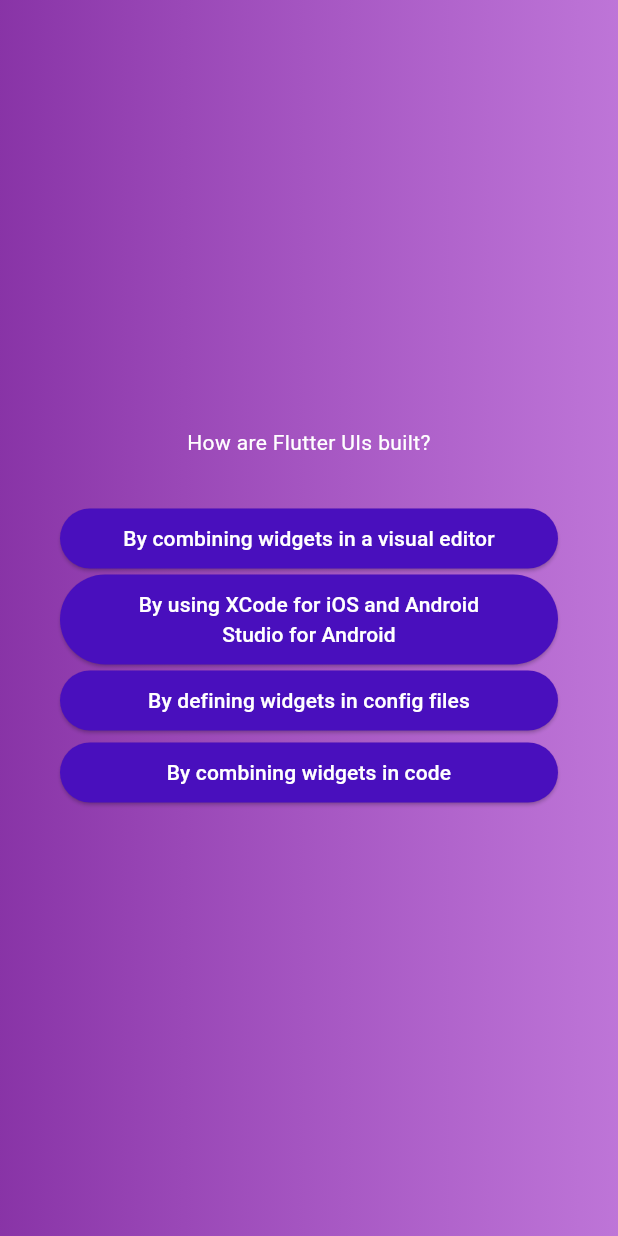
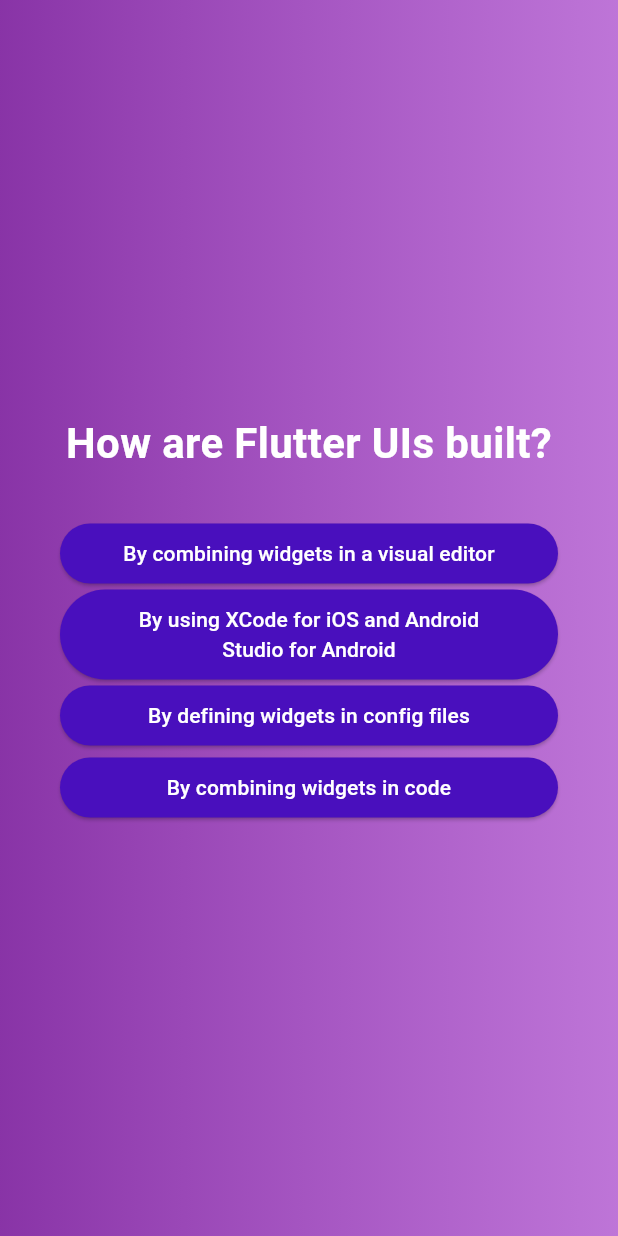
Before and after one commit to loremm34/quiz_app, a Flutter app: the screen it shows after launch, after a tap on "Start quiz!", after a tap on "Components", on a phone screen of 412 x 824 dp. Run offline on Flutter 3.47's test engine with Material 3 defaults, Android fonts, the phone set to English and light mode, and no system bars; our stand-ins replace google_fonts; Roboto replaces fonts that are missing (Asap).

```diff
--- a/quiz/lib/answer_button.dart
+++ b/quiz/lib/answer_button.dart
@@ -1,7 +1,8 @@
 import "package:flutter/material.dart";
+import 'package:google_fonts/google_fonts.dart';
 
 class AnswerButton extends StatelessWidget {
-  const AnswerButton({required this.answerText,required this.onTap, super.key});
+  const AnswerButton({required this.answerText, required this.onTap, super.key});
 
   final String answerText;
   final void Function() onTap;
--- a/quiz/lib/questions_screen.dart
+++ b/quiz/lib/questions_screen.dart
@@ -1,9 +1,12 @@
 import 'package:flutter/material.dart';
+import 'package:google_fonts/google_fonts.dart';
 import 'package:quiz/answer_button.dart';
 import 'package:quiz/data/questions.dart';
 
 class QuestionsScreen extends StatefulWidget {
-  QuestionsScreen({super.key});
+  QuestionsScreen({required this.onSelectedAnswer, super.key});
+
+  final void Function(String answer) onSelectedAnswer;
 
   @override
   State<QuestionsScreen> createState() {
@@ -14,9 +17,8 @@ class QuestionsScreen extends StatefulWidget {
 class _QuiestionsScreen extends State<QuestionsScreen> {
   var currentQuestionIndex = 0;
 
-  void answerQuestion() {
-    // currentQuestionIndex = currentQuestionIndex + 1;
-    // currentQuestionIndex += 1;
+  void answerQuestion(String answer) {
+    widget.onSelectedAnswer(answer);
     setState(() {
       currentQuestionIndex += 1; // increments the value by 1
     });
@@ -36,8 +38,10 @@ class _QuiestionsScreen extends State<QuestionsScreen> {
           children: [
             Text(
               currentQuestion.text,
-              style: const TextStyle(
+              style: GoogleFonts.asap(
                 color: Colors.white,
+                fontSize: 28,
+                fontWeight: FontWeight.bold
               ),
               textAlign: TextAlign.center,
             ),
@@ -45,7 +49,9 @@ class _QuiestionsScreen extends State<QuestionsScreen> {
             ...currentQuestion.getShuffledAnswers().map((answer) {
               return AnswerButton(
                 answerText: answer,
-                onTap: answerQuestion,
+                onTap: () {
+                  answerQuestion(answer);
+                },
               );
             })
           ],
--- a/quiz/lib/quiz.dart
+++ b/quiz/lib/quiz.dart
@@ -1,7 +1,8 @@
 import "package:flutter/material.dart";
 import 'package:quiz/questions_screen.dart';
 import 'package:quiz/start_screen.dart';
-
+import 'package:quiz/data/questions.dart';
+import 'package:quiz/result_screen.dart';
 class Quiz extends StatefulWidget {
   Quiz({super.key});
 
@@ -14,13 +15,10 @@ class Quiz extends StatefulWidget {
 class _Quiz extends State<Quiz> {
   // Widget? activeScreen;
 
+
+  List<String> selectedAnswers = [];
+
   var activeScreen = "start-screen";
-
-  // @override
-  // void initState() {
-  //   super.initState();
-  //   activeScreen = StartScreen(switchScreen);
-  // }
 
   void switchScreen() {
     setState(() {
@@ -28,11 +26,27 @@ class _Quiz extends State<Quiz> {
     });
   }
 
+  void chooseAnswer(String answer) {
+    selectedAnswers.add(answer);
+
+    if(selectedAnswers.length == questions.length) {
+      setState(() {
+        activeScreen = "result-screen";
+        selectedAnswers = [];
+      });
+    }
+  }
+
   @override
   Widget build(context) {
-    var screenWidget = activeScreen == 'start-screen'
-        ? StartScreen(switchScreen)
-        : QuestionsScreen();
+
+    Widget screenWidget = StartScreen(switchScreen);
+
+    if(activeScreen == "questions-screen") {
+      screenWidget = QuestionsScreen(onSelectedAnswer: chooseAnswer);
+    } else if(activeScreen == "result-screen") {
+      screenWidget = ResultScreen();
+    }
 
     return MaterialApp(
         debugShowCheckedModeBanner: false,
--- a/quiz/lib/start_screen.dart
+++ b/quiz/lib/start_screen.dart
@@ -1,4 +1,5 @@
 import 'package:flutter/material.dart';
+import 'package:google_fonts/google_fonts.dart';
 
 
 
@@ -21,9 +22,9 @@ class StartScreen extends StatelessWidget {
             ),
           ),
           const SizedBox(height: 80,),
-          const Text(
+           Text(
             "Learn flutter with fun!",
-            style: TextStyle(
+            style: GoogleFonts.asap(
               fontSize: 24,
             ),
           ),
--- a/quiz/pubspec.yaml
+++ b/quiz/pubspec.yaml
@@ -35,6 +35,7 @@ dependencies:
   # The following adds the Cupertino Icons font to your application.
   # Use with the CupertinoIcons class for iOS style icons.
   cupertino_icons: ^1.0.6
+  google_fonts: ^6.2.0
 
 dev_dependencies:
   flutter_test:
```
Also changed, not shown: quiz/lib/result_screen.dart (added, +25 -0 lines), quiz/pubspec.lock, 7 other files.
